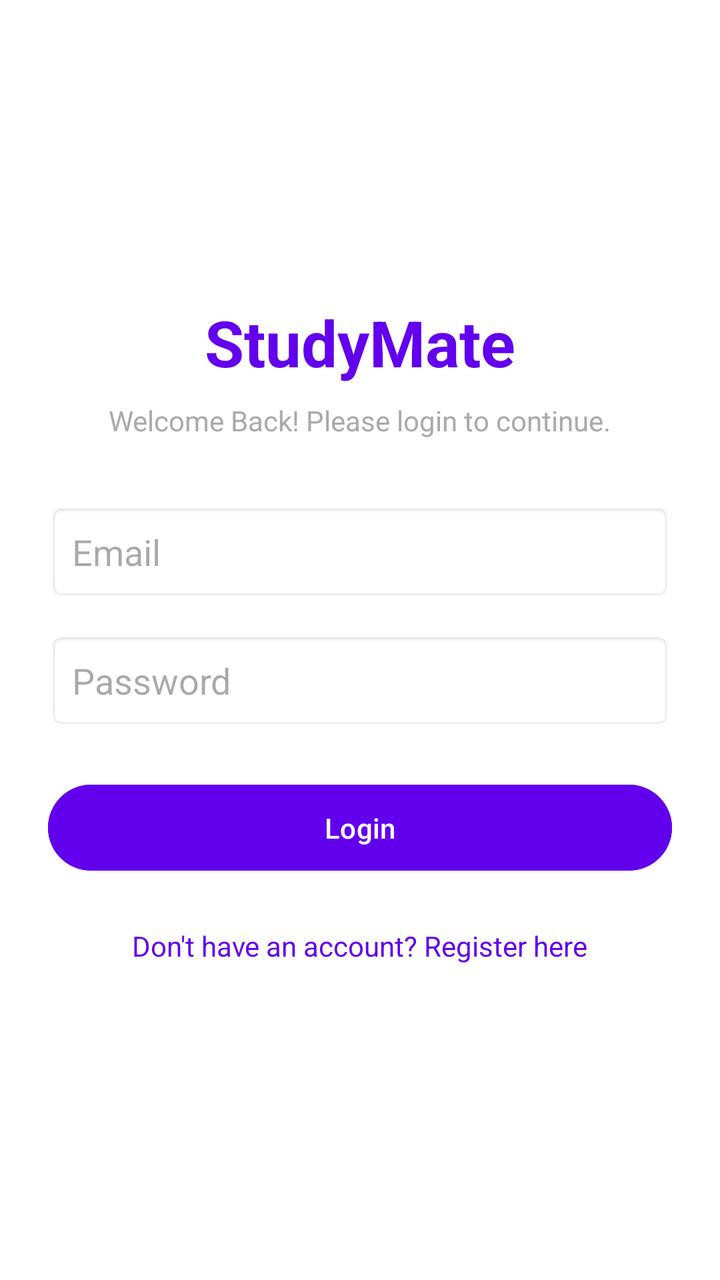
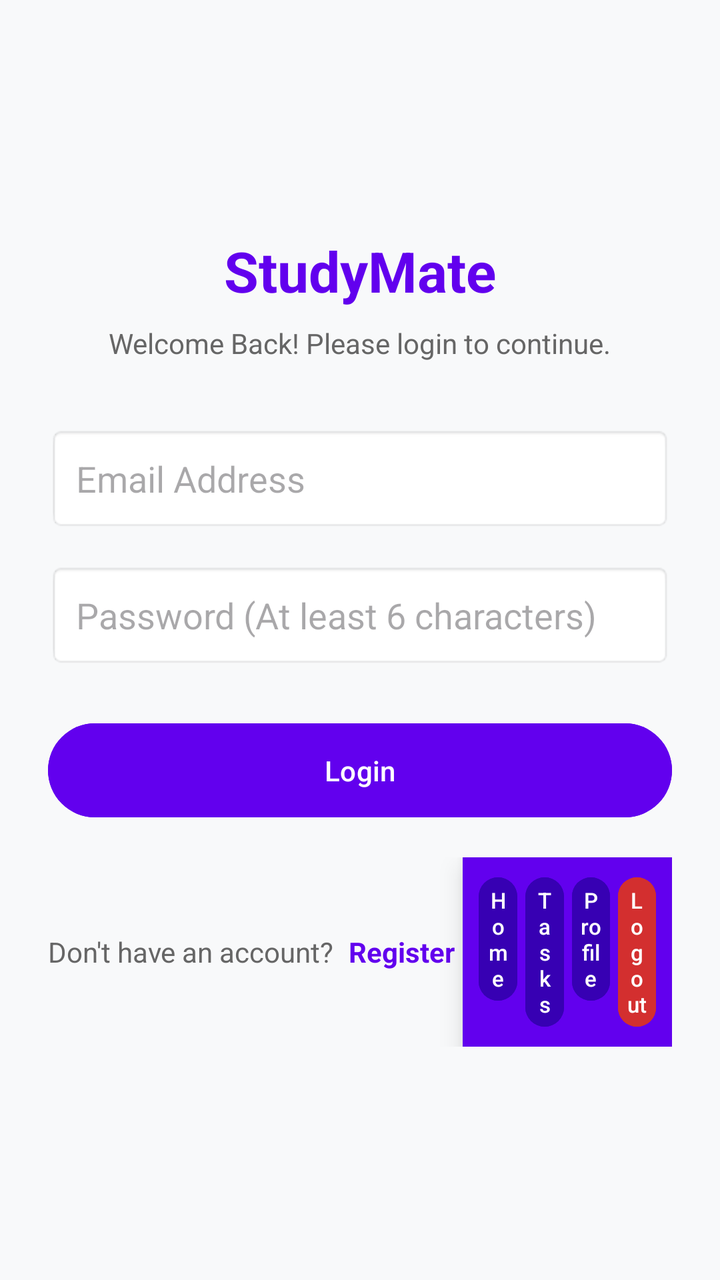

An Android layout rendered at two revisions. The XML below is the earlier revision; the diff shows what the commit changed to produce the second picture.
<!-- AndroidManifest.xml: application theme Theme.StudyMate -->
<!-- res/layout/activity_login.xml -->
<?xml version="1.0" encoding="utf-8"?>
<LinearLayout xmlns:android="http://schemas.android.com/apk/res/android"
    android:layout_width="match_parent"
    android:layout_height="match_parent"
    android:orientation="vertical"
    android:gravity="center"
    android:padding="24dp"
    android:background="@android:color/white">

    <TextView
        android:layout_width="wrap_content"
        android:layout_height="wrap_content"
        android:text="StudyMate"
        android:textSize="32sp"
        android:textStyle="bold"
        android:textColor="@color/design_default_color_primary"
        android:layout_marginBottom="8dp" />

    <TextView
        android:layout_width="wrap_content"
        android:layout_height="wrap_content"
        android:text="Welcome Back! Please login to continue."
        android:textSize="14sp"
        android:textColor="@android:color/darker_gray"
        android:layout_marginBottom="32dp" />

    <EditText
        android:id="@+id/etLoginEmail"
        android:layout_width="match_parent"
        android:layout_height="wrap_content"
        android:hint="Email"
        android:inputType="textEmailAddress"
        android:padding="12dp"
        android:layout_marginBottom="16dp"
        android:background="@android:drawable/editbox_background_normal" />

    <EditText
        android:id="@+id/etLoginPassword"
        android:layout_width="match_parent"
        android:layout_height="wrap_content"
        android:hint="Password"
        android:inputType="textPassword"
        android:padding="12dp"
        android:layout_marginBottom="24dp"
        android:background="@android:drawable/editbox_background_normal" />

    <Button
        android:id="@+id/btnLogin"
        android:layout_width="match_parent"
        android:layout_height="wrap_content"
        android:text="Login"
        android:padding="12dp"
        android:backgroundTint="@color/design_default_color_primary"
        android:layout_marginBottom="16dp" />

    <TextView
        android:id="@+id/tvRegisterRedirect"
        android:layout_width="wrap_content"
        android:layout_height="wrap_content"
        android:text="Don't have an account? Register here"
        android:textColor="@color/design_default_color_primary"
        android:textSize="14sp"
        android:padding="8dp" />

</LinearLayout>
<!-- resources referenced by this layout -->
<resources>
  <style name="Theme.StudyMate" parent="Base.Theme.StudyMate" />
  <style name="Base.Theme.StudyMate" parent="Theme.Material3.DayNight.NoActionBar">
          
          
      </style>
</resources>

<!-- the commit's change to res/layout/activity_login.xml (unified diff, before → after) -->
@@ -5,15 +5,16 @@
     android:orientation="vertical"
     android:gravity="center"
     android:padding="24dp"
-    android:background="@android:color/white">
+    android:background="#F8F9FA">
 
+    
     <TextView
         android:layout_width="wrap_content"
         android:layout_height="wrap_content"
         android:text="StudyMate"
-        android:textSize="32sp"
+        android:textSize="28sp"
         android:textStyle="bold"
-        android:textColor="@color/design_default_color_primary"
+        android:textColor="#6200EE"
         android:layout_marginBottom="8dp" />
 
     <TextView
@@ -21,45 +22,130 @@
         android:layout_height="wrap_content"
         android:text="Welcome Back! Please login to continue."
         android:textSize="14sp"
-        android:textColor="@android:color/darker_gray"
+        android:textColor="#666666"
         android:layout_marginBottom="32dp" />
 
+    
     <EditText
-        android:id="@+id/etLoginEmail"
+        android:id="@+id/etEmail"
         android:layout_width="match_parent"
         android:layout_height="wrap_content"
-        android:hint="Email"
+        android:hint="Email Address"
         android:inputType="textEmailAddress"
-        android:padding="12dp"
-        android:layout_marginBottom="16dp"
-        android:background="@android:drawable/editbox_background_normal" />
+        android:padding="14dp"
+        android:background="@android:drawable/editbox_background_normal"
+        android:layout_marginBottom="16dp" />
 
+    
     <EditText
-        android:id="@+id/etLoginPassword"
+        android:id="@+id/etPassword"
         android:layout_width="match_parent"
         android:layout_height="wrap_content"
-        android:hint="Password"
+        android:hint="Password (At least 6 characters)"
         android:inputType="textPassword"
-        android:padding="12dp"
-        android:layout_marginBottom="24dp"
-        android:background="@android:drawable/editbox_background_normal" />
+        android:padding="14dp"
+        android:background="@android:drawable/editbox_background_normal"
+        android:layout_marginBottom="24dp" />
 
+    
     <Button
         android:id="@+id/btnLogin"
         android:layout_width="match_parent"
         android:layout_height="wrap_content"
         android:text="Login"
-        android:padding="12dp"
-        android:backgroundTint="@color/design_default_color_primary"
+        android:textColor="@android:color/white"
+        android:backgroundTint="#6200EE"
+        android:padding="14dp"
         android:layout_marginBottom="16dp" />
 
-    <TextView
-        android:id="@+id/tvRegisterRedirect"
+    
+    <LinearLayout
         android:layout_width="wrap_content"
         android:layout_height="wrap_content"
-        android:text="Don't have an account? Register here"
-        android:textColor="@color/design_default_color_primary"
-        android:textSize="14sp"
-        android:padding="8dp" />
+        android:orientation="horizontal"
+        android:gravity="center">
+
+        <TextView
+            android:layout_width="wrap_content"
+            android:layout_height="wrap_content"
+            android:text="Don't have an account? "
+            android:textColor="#666666"
+            android:textSize="14sp" />
+
+        <TextView
+            android:id="@+id/tvRegisterRedirect"
+            android:layout_width="wrap_content"
+            android:layout_height="wrap_content"
+            android:text="Register"
+            android:textColor="#6200EE"
+            android:textStyle="bold"
+            android:textSize="14sp"
+            android:padding="4dp" />
+
+        <include
+            layout="@layout/layout_bottom_nav"
+            android:layout_width="match_parent"
+            android:layout_height="wrap_content"/>
+    </LinearLayout>
 
 </LinearLayout>
+<!-- res/layout/layout_bottom_nav.xml (included above) -->
+<?xml version="1.0" encoding="utf-8"?>
+<LinearLayout xmlns:android="http://schemas.android.com/apk/res/android"
+    android:layout_width="match_parent"
+    android:layout_height="wrap_content"
+    android:orientation="horizontal"
+    android:background="#6200EE"
+    android:padding="6dp"
+    android:layout_marginTop="16dp"
+    android:elevation="8dp">
+
+    <Button
+        android:id="@+id/navHome"
+        android:layout_width="0dp"
+        android:layout_height="wrap_content"
+        android:layout_weight="1"
+        android:text="Home"
+        android:textSize="11sp"
+        android:textColor="@android:color/white"
+        android:backgroundTint="#3700B3"
+        android:layout_marginHorizontal="2dp"
+        android:padding="4dp" />
+
+    <Button
+        android:id="@+id/navTasks"
+        android:layout_width="0dp"
+        android:layout_height="wrap_content"
+        android:layout_weight="1"
+        android:text="Tasks"
+        android:textSize="11sp"
+        android:textColor="@android:color/white"
+        android:backgroundTint="#3700B3"
+        android:layout_marginHorizontal="2dp"
+        android:padding="4dp" />
+
+    <Button
+        android:id="@+id/navProfile"
+        android:layout_width="0dp"
+        android:layout_height="wrap_content"
+        android:layout_weight="1"
+        android:text="Profile"
+        android:textSize="11sp"
+        android:textColor="@android:color/white"
+        android:backgroundTint="#3700B3"
+        android:layout_marginHorizontal="2dp"
+        android:padding="4dp" />
+
+    <Button
+        android:id="@+id/navLogout"
+        android:layout_width="0dp"
+        android:layout_height="wrap_content"
+        android:layout_weight="1"
+        android:text="Logout"
+        android:textSize="11sp"
+        android:textColor="@android:color/white"
+        android:backgroundTint="#D32F2F"
+        android:layout_marginHorizontal="2dp"
+        android:padding="4dp" />
+
+</LinearLayout>
